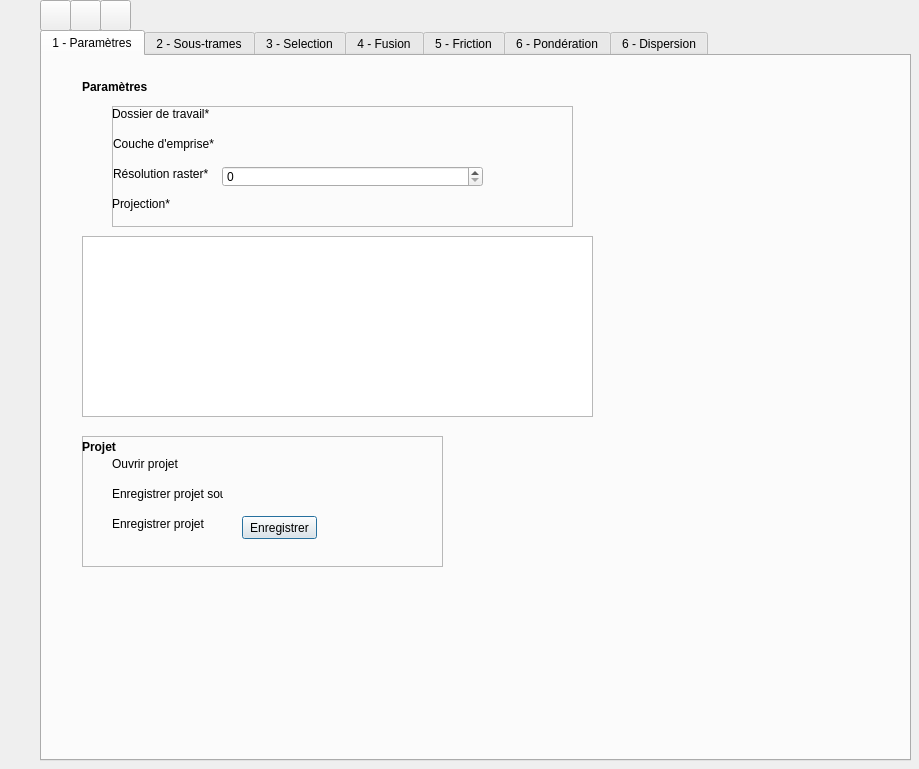
Qt form eco_cont_dialog_base.ui (MathieuChailloux/BioDispersal) before a commit.
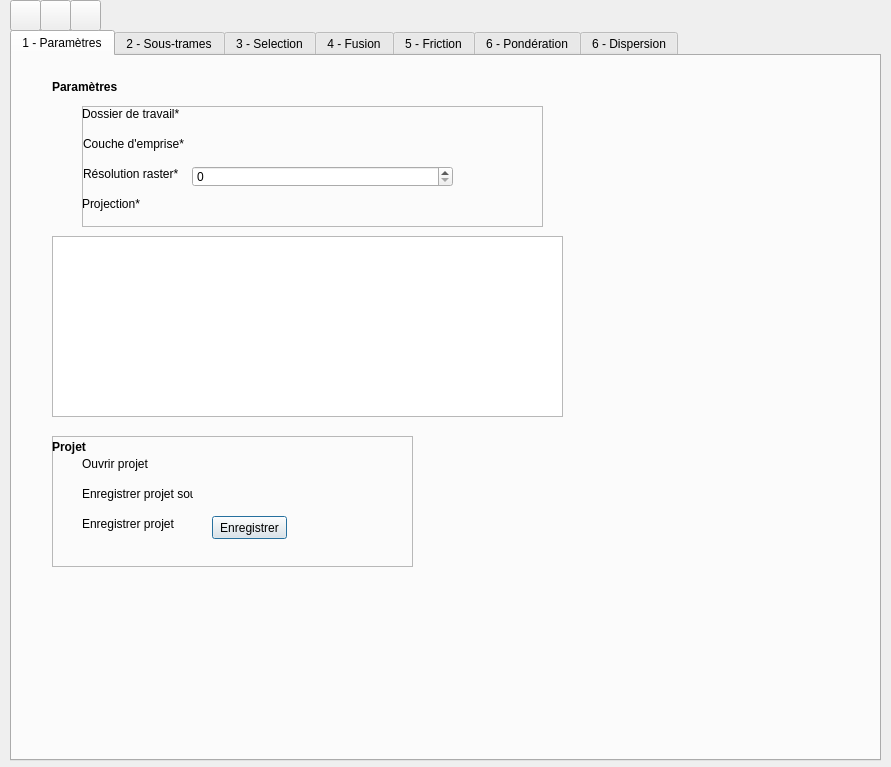
The same form after that commit. Custom widgets are drawn as their Qt base class.

Commit message: Fixing selection mode

```diff
--- a/eco_cont_dialog_base.ui
+++ b/eco_cont_dialog_base.ui
@@ -6,8 +6,8 @@
    <rect>
     <x>0</x>
     <y>0</y>
-    <width>919</width>
-    <height>769</height>
+    <width>891</width>
+    <height>767</height>
    </rect>
   </property>
   <property name="windowTitle">
@@ -16,7 +16,7 @@
   <widget class="QTabWidget" name="pluginTabs">
    <property name="geometry">
     <rect>
-     <x>40</x>
+     <x>10</x>
      <y>30</y>
      <width>871</width>
      <height>731</height>
@@ -2045,7 +2045,7 @@
   <widget class="QPushButton" name="openProject">
    <property name="geometry">
     <rect>
-     <x>40</x>
+     <x>10</x>
      <y>0</y>
      <width>31</width>
      <height>31</height>
@@ -2058,7 +2058,7 @@
   <widget class="QPushButton" name="saveProject">
    <property name="geometry">
     <rect>
-     <x>70</x>
+     <x>40</x>
      <y>0</y>
      <width>31</width>
      <height>31</height>
@@ -2071,7 +2071,7 @@
   <widget class="QPushButton" name="saveProjectAs">
    <property name="geometry">
     <rect>
-     <x>100</x>
+     <x>70</x>
      <y>0</y>
      <width>31</width>
      <height>31</height>
```
The commit also changes 2 other files.
